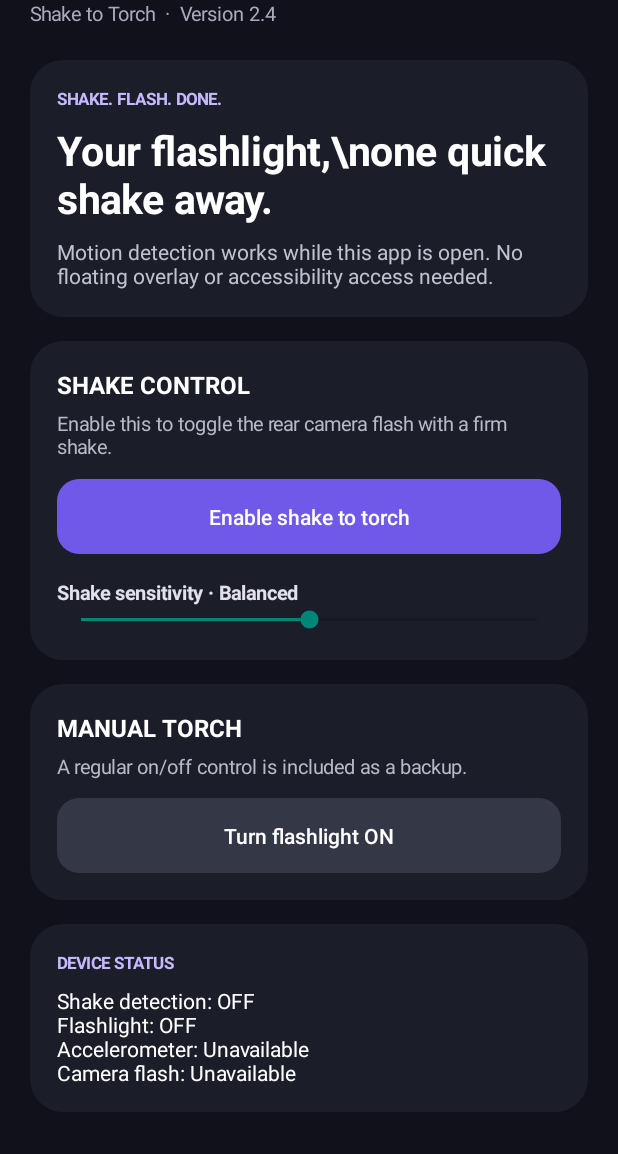
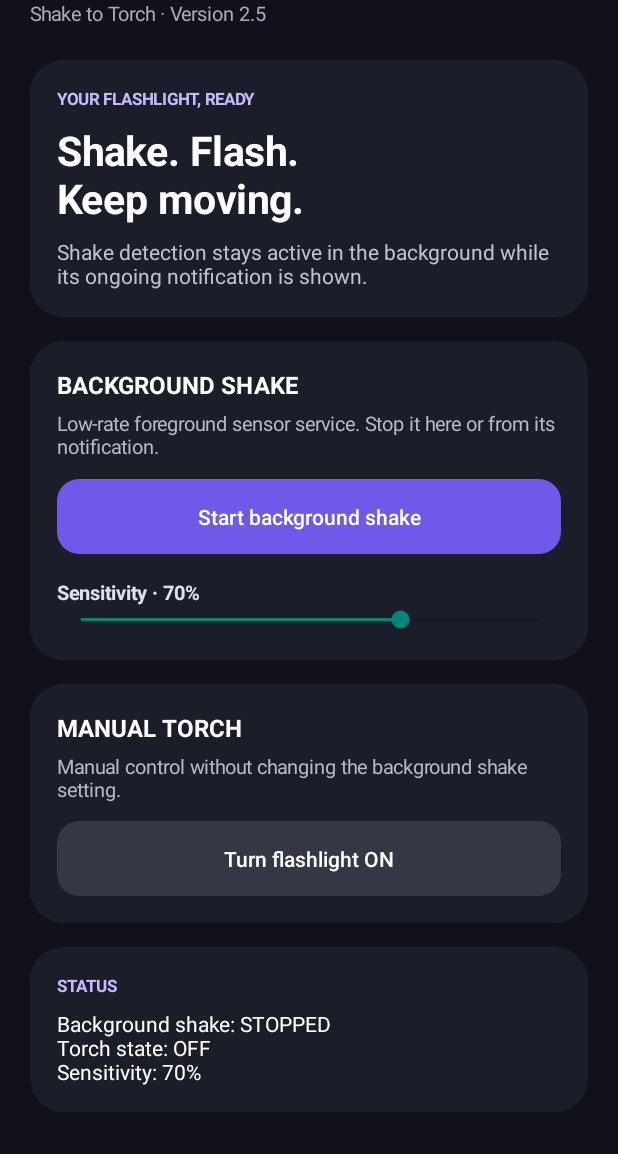
Before and after one commit to JagadeeshO11/Boltt_updates, an Android app: the screen it shows after launch (MainActivity), on a phone screen of 412 x 824 dp, the part 82-1236 px from its top. Run offline under Robolectric (Android 15) with nearby library versions, the phone set to English and light mode, and no system bars; 3 statements that could not run were skipped.

Commit message:
Add background shake torch controls with 70 percent default

```diff
--- a/app/src/main/java/com/jagadeesh/bolttisland/MainActivity.kt
+++ b/app/src/main/java/com/jagadeesh/bolttisland/MainActivity.kt
@@ -2,337 +2,196 @@ package com.jagadeesh.bolttisland
 
 import android.Manifest
 import android.app.Activity
+import android.content.BroadcastReceiver
 import android.content.Context
+import android.content.Intent
+import android.content.IntentFilter
 import android.content.pm.PackageManager
 import android.graphics.Color
 import android.graphics.Typeface
 import android.graphics.drawable.GradientDrawable
-import android.hardware.Sensor
-import android.hardware.SensorEvent
-import android.hardware.SensorEventListener
-import android.hardware.SensorManager
-import android.hardware.camera2.CameraCharacteristics
-import android.hardware.camera2.CameraManager
 import android.os.Build
 import android.os.Bundle
-import android.os.SystemClock
-import android.os.VibrationEffect
-import android.os.Vibrator
-import android.os.VibratorManager
-import android.view.Gravity
 import android.view.View
 import android.widget.Button
 import android.widget.LinearLayout
 import android.widget.SeekBar
 import android.widget.TextView
 import android.widget.Toast
-import kotlin.math.sqrt
 
-/**
- * Boltt Island 2.4 - focused shake-to-torch build.
- *
- * Floating island / status-bar overlay code is intentionally left out of this
- * build. Android keeps ordinary application overlays below critical system
- * windows, so that approach cannot reliably surround the camera cutout.
- */
-class MainActivity : Activity(), SensorEventListener {
-    private lateinit var sensorManager: SensorManager
-    private lateinit var cameraManager: CameraManager
-    private var flashCameraId: String? = null
-    private var shakeEnabled = false
-    private var torchEnabled = false
-    private var threshold = 2.6f
-    private var lastShakeAt = 0L
-    private var lastMagnitude = SensorManager.GRAVITY_EARTH
-    private lateinit var statusText: TextView
-    private lateinit var shakeButton: Button
+class MainActivity : Activity() {
+    private lateinit var status: TextView
+    private lateinit var runButton: Button
     private lateinit var torchButton: Button
-    private lateinit var sensitivityText: TextView
+    private lateinit var sensitivityLabel: TextView
+    private var running = false
+    private var torchOn = false
+    private var sensitivity = 70
 
-    private fun dp(value: Int) = (value * resources.displayMetrics.density).toInt()
-
-    private fun rounded(color: Int, radius: Int = 18) = GradientDrawable().apply {
-        setColor(color)
-        cornerRadius = dp(radius).toFloat()
+    private val receiver = object : BroadcastReceiver() {
+        override fun onReceive(context: Context?, intent: Intent?) {
+            if (intent?.action != ShakeTorchService.ACTION_STATE) return
+            running = intent.getBooleanExtra(ShakeTorchService.EXTRA_RUNNING, running)
+            torchOn = intent.getBooleanExtra(ShakeTorchService.EXTRA_TORCH, torchOn)
+            render()
+        }
     }
 
-    private fun text(value: String, size: Float, color: Int, bold: Boolean = false) =
+    private fun dp(v: Int) = (v * resources.displayMetrics.density).toInt()
+    private fun bg(color: Int, radius: Int = 18) = GradientDrawable().apply {
+        setColor(color); cornerRadius = dp(radius).toFloat()
+    }
+    private fun txt(s: String, size: Float, color: Int, bold: Boolean = false) =
         TextView(this).apply {
-            text = value
-            textSize = size
-            setTextColor(color)
+            text = s; textSize = size; setTextColor(color)
             if (bold) setTypeface(typeface, Typeface.BOLD)
         }
-
     private fun card() = LinearLayout(this).apply {
         orientation = LinearLayout.VERTICAL
         setPadding(dp(18), dp(18), dp(18), dp(18))
-        background = rounded(0xFF1B1D29.toInt(), 22)
+        background = bg(0xFF1B1D29.toInt(), 22)
     }
-
-    private fun button(value: String, primary: Boolean = false) = Button(this).apply {
-        text = value
-        isAllCaps = false
-        textSize = 14f
-        setTextColor(Color.WHITE)
-        background = rounded(if (primary) 0xFF7058E8.toInt() else 0xFF343746.toInt(), 15)
-        stateListAnimator = null
-        minHeight = dp(50)
+    private fun btn(s: String, primary: Boolean = false) = Button(this).apply {
+        text = s; isAllCaps = false; textSize = 14f; setTextColor(Color.WHITE)
+        background = bg(if (primary) 0xFF7058E8.toInt() else 0xFF343746.toInt(), 15)
+        stateListAnimator = null; minHeight = dp(50)
+    }
+    private fun gap(h: Int) = View(this).apply {
+        layoutParams = LinearLayout.LayoutParams(1, dp(h))
     }
 
     override fun onCreate(savedInstanceState: Bundle?) {
         super.onCreate(savedInstanceState)
         window.statusBarColor = 0xFF10111A.toInt()
         window.navigationBarColor = 0xFF10111A.toInt()
-        if (Build.VERSION.SDK_INT >= 29) {
-            window.isStatusBarContrastEnforced = false
-            window.isNavigationBarContrastEnforced = false
-        }
-        sensorManager = getSystemService(Context.SENSOR_SERVICE) as SensorManager
-        cameraManager = getSystemService(Context.CAMERA_SERVICE) as CameraManager
-        findFlashCamera()
-        buildScreen()
-        refreshUi()
-    }
-
-    private fun buildScreen() {
+        sensitivity = getPreferences(MODE_PRIVATE).getInt("sensitivity", 70).coerceIn(0, 100)
         val page = LinearLayout(this).apply {
             orientation = LinearLayout.VERTICAL
             setPadding(dp(20), dp(26), dp(20), dp(28))
             setBackgroundColor(0xFF10111A.toInt())
         }
-
-        val heading = LinearLayout(this).apply {
-            orientation = LinearLayout.VERTICAL
-        }
-        heading.addView(text("BOLTT ISLAND", 21f, Color.WHITE, true))
-        heading.addView(text("Shake to Torch  ·  Version 2.4", 13f, 0xFFAAAABD.toInt()))
-        page.addView(heading)
-        page.addView(space(22))
+        page.addView(txt("BOLTT ISLAND", 21f, Color.WHITE, true))
+        page.addView(txt("Shake to Torch · Version 2.5", 13f, 0xFFAAAABD.toInt()))
+        page.addView(gap(22))
 
         val hero = card()
-        hero.addView(text("SHAKE. FLASH. DONE.", 11f, 0xFFC6B9FF.toInt(), true))
-        hero.addView(space(9))
-        hero.addView(text("Your flashlight,\\none quick shake away.", 27f, Color.WHITE, true))
-        hero.addView(space(8))
-        hero.addView(text(
-            "Motion detection works while this app is open. No floating overlay or accessibility access needed.",
-            14f, 0xFFC0C1CE.toInt()
-        ))
-        page.addView(hero)
-        page.addView(space(16))
+        hero.addView(txt("YOUR FLASHLIGHT, READY", 11f, 0xFFC6B9FF.toInt(), true))
+        hero.addView(gap(9))
+        hero.addView(txt("Shake. Flash.\nKeep moving.", 27f, Color.WHITE, true))
+        hero.addView(gap(8))
+        hero.addView(txt("Shake detection stays active in the background while its ongoing notification is shown.", 14f, 0xFFC0C1CE.toInt()))
+        page.addView(hero); page.addView(gap(16))
 
-        val control = card()
-        control.addView(text("SHAKE CONTROL", 16f, Color.WHITE, true))
-        control.addView(space(6))
-        control.addView(text("Enable this to toggle the rear camera flash with a firm shake.", 13f, 0xFFB8B9C7.toInt()))
-        control.addView(space(13))
-        shakeButton = button("Enable shake to torch", true)
-        control.addView(shakeButton, LinearLayout.LayoutParams(-1, dp(50)))
-        shakeButton.setOnClickListener { requestOrToggleShake() }
-        control.addView(space(17))
-        sensitivityText = text("Shake sensitivity · Balanced", 13f, 0xFFE2E0EC.toInt(), true)
-        control.addView(sensitivityText)
-        val sensitivity = SeekBar(this).apply {
-            max = 20
-            progress = 10
-        }
-        control.addView(sensitivity)
-        sensitivity.setOnSeekBarChangeListener(object : SeekBar.OnSeekBarChangeListener {
-            override fun onProgressChanged(seekBar: SeekBar?, progress: Int, fromUser: Boolean) {
-                // Higher progress means a lighter shake is required.
-                threshold = 3.5f - progress * 0.09f
-                val label = when {
-                    progress < 6 -> "Firm"
-                    progress > 14 -> "Sensitive"
-                    else -> "Balanced"
-                }
-                sensitivityText.text = "Shake sensitivity · $label"
+        val controls = card()
+        controls.addView(txt("BACKGROUND SHAKE", 16f, Color.WHITE, true))
+        controls.addView(gap(6))
+        controls.addView(txt("Low-rate foreground sensor service. Stop it here or from its notification.", 13f, 0xFFB8B9C7.toInt()))
+        controls.addView(gap(13))
+        runButton = btn("Start background shake", true)
+        controls.addView(runButton, LinearLayout.LayoutParams(-1, dp(50)))
+        runButton.setOnClickListener { startOrStop() }
+        controls.addView(gap(17))
+        sensitivityLabel = txt("Sensitivity · 70%", 13f, 0xFFE2E0EC.toInt(), true)
+        controls.addView(sensitivityLabel)
+        val seek = SeekBar(this).apply { max = 100; progress = sensitivity }
+        controls.addView(seek)
+        seek.setOnSeekBarChangeListener(object : SeekBar.OnSeekBarChangeListener {
+            override fun onProgressChanged(bar: SeekBar?, value: Int, fromUser: Boolean) {
+                sensitivity = value
+                sensitivityLabel.text = "Sensitivity · " + value + "%"
+                getPreferences(MODE_PRIVATE).edit().putInt("sensitivity", value).apply()
+                if (fromUser && running) sendService(ShakeTorchService.ACTION_SET_SENSITIVITY, value)
             }
-            override fun onStartTrackingTouch(seekBar: SeekBar?) {}
-            override fun onStopTrackingTouch(seekBar: SeekBar?) {}
+            override fun onStartTrackingTouch(bar: SeekBar?) {}
+            override fun onStopTrackingTouch(bar: SeekBar?) {}
         })
-        page.addView(control)
-        page.addView(space(16))
+        page.addView(controls); page.addView(gap(16))
 
         val torch = card()
-        torch.addView(text("MANUAL TORCH", 16f, Color.WHITE, true))
-        torch.addView(space(6))
-        torch.addView(text("A regular on/off control is included as a backup.", 13f, 0xFFB8B9C7.toInt()))
-        torch.addView(space(12))
-        torchButton = button("Turn flashlight ON")
+        torch.addView(txt("MANUAL TORCH", 16f, Color.WHITE, true))
+        torch.addView(gap(6))
+        torch.addView(txt("Manual control without changing the background shake setting.", 13f, 0xFFB8B9C7.toInt()))
+        torch.addView(gap(12))
+        torchButton = btn("Turn flashlight ON")
         torch.addView(torchButton, LinearLayout.LayoutParams(-1, dp(50)))
-        torchButton.setOnClickListener { requestOrToggleTorch() }
-        page.addView(torch)
-        page.addView(space(16))
+        torchButton.setOnClickListener {
+            if (checkSelfPermission(Manifest.permission.CAMERA) != PackageManager.PERMISSION_GRANTED)
+                requestPermissions(arrayOf(Manifest.permission.CAMERA), REQUEST_CAMERA)
+            else sendService(ShakeTorchService.ACTION_TOGGLE_TORCH)
+        }
+        page.addView(torch); page.addView(gap(16))
 
-        val status = card()
-        status.addView(text("DEVICE STATUS", 11f, 0xFFC6B9FF.toInt(), true))
-        status.addView(space(8))
-        statusText = text("Checking flashlight and motion sensor…", 14f, Color.WHITE)
-        status.addView(statusText)
-        page.addView(status)
-        page.addView(space(16))
-
-        val note = text(
-            "Privacy & battery\n• Motion sensor runs only while this screen is active.\n• Shake detection pauses when you leave the app.\n• No internet, analytics, background service or accessibility permission.\n• Flashlight is switched off when the app is closed.",
+        val stateCard = card()
+        stateCard.addView(txt("STATUS", 11f, 0xFFC6B9FF.toInt(), true))
+        stateCard.addView(gap(8))
+        status = txt("Checking service…", 14f, Color.WHITE)
+        stateCard.addView(status)
+        page.addView(stateCard); page.addView(gap(16))
+        page.addView(txt(
+            "BATTERY & SYSTEM SAFETY\n• 20 sensor samples/second with batching where supported.\n• No wake lock, network, analytics or auto-start after reboot.\n• If Android or another app is using the flash, this app will not take it over.\n• Ongoing notification is required for background operation.",
             12f, 0xFF9699AA.toInt()
-        )
-        note.setPadding(dp(4), dp(4), dp(4), dp(4))
-        page.addView(note)
-
+        ))
         setContentView(page)
+        render()
     }
 
-    private fun space(height: Int) = View(this).apply {
-        layoutParams = LinearLayout.LayoutParams(1, dp(height))
+    private fun startOrStop() {
+        if (running) {
+            sendService(ShakeTorchService.ACTION_STOP)
+            running = false; render(); return
+        }
+        if (checkSelfPermission(Manifest.permission.CAMERA) != PackageManager.PERMISSION_GRANTED) {
+            requestPermissions(arrayOf(Manifest.permission.CAMERA), REQUEST_CAMERA); return
+        }
+        if (Build.VERSION.SDK_INT >= 33 &&
+            checkSelfPermission(Manifest.permission.POST_NOTIFICATIONS) != PackageManager.PERMISSION_GRANTED) {
+            requestPermissions(arrayOf(Manifest.permission.POST_NOTIFICATIONS), REQUEST_NOTIFICATIONS); return
+        }
+        startForegroundService(Intent(this, ShakeTorchService::class.java)
+            .setAction(ShakeTorchService.ACTION_START)
+            .putExtra(ShakeTorchService.EXTRA_SENSITIVITY, sensitivity))
+        running = true; render()
     }
 
-    private fun findFlashCamera() {
-        flashCameraId = try {
-            cameraManager.cameraIdList.firstOrNull { id ->
-                cameraManager.getCameraCharacteristics(id)
-                    .get(CameraCharacteristics.FLASH_INFO_AVAILABLE) == true
-            }
-        } catch (_: Exception) { null }
+    private fun sendService(action: String, value: Int? = null) {
+        val i = Intent(this, ShakeTorchService::class.java).setAction(action)
+        if (value != null) i.putExtra(ShakeTorchService.EXTRA_SENSITIVITY, value)
+        startService(i)
     }
 
-    private fun requestOrToggleShake() {
-        if (checkSelfPermission(Manifest.permission.CAMERA) != PackageManager.PERMISSION_GRANTED) {
-            requestPermissions(arrayOf(Manifest.permission.CAMERA), REQUEST_SHAKE)
-            return
-        }
-        setShakeEnabled(!shakeEnabled)
-    }
-
-    private fun requestOrToggleTorch() {
-        if (checkSelfPermission(Manifest.permission.CAMERA) != PackageManager.PERMISSION_GRANTED) {
-            requestPermissions(arrayOf(Manifest.permission.CAMERA), REQUEST_TORCH)
-            return
-        }
-        setTorch(!torchEnabled)
-    }
-
-    private fun setShakeEnabled(enabled: Boolean) {
-        if (enabled) {
-            val sensor = sensorManager.getDefaultSensor(Sensor.TYPE_ACCELEROMETER)
-            if (sensor == null) {
-                Toast.makeText(this, "This phone has no accelerometer.", Toast.LENGTH_LONG).show()
-                return
-            }
-            shakeEnabled = sensorManager.registerListener(this, sensor, SensorManager.SENSOR_DELAY_GAME)
-            if (!shakeEnabled) Toast.makeText(this, "Could not start motion detection.", Toast.LENGTH_SHORT).show()
-        } else {
-            shakeEnabled = false
-            sensorManager.unregisterListener(this)
-        }
-        refreshUi()
-    }
-
-    private fun setTorch(enabled: Boolean) {
-        if (flashCameraId == null) findFlashCamera()
-        val id = flashCameraId
-        if (id == null) {
-            Toast.makeText(this, "No camera flash was detected.", Toast.LENGTH_LONG).show()
-            return
-        }
-        try {
-            cameraManager.setTorchMode(id, enabled)
-            torchEnabled = enabled
-            refreshUi()
-            if (enabled) vibrateBriefly()
-        } catch (_: Exception) {
-            torchEnabled = false
-            refreshUi()
-            Toast.makeText(this, "Flashlight is unavailable. Close apps using the camera and retry.", Toast.LENGTH_LONG).show()
-        }
-    }
-
-    private fun vibrateBriefly() {
-        try {
-            val vibrator = if (Build.VERSION.SDK_INT >= 31) {
-                (getSystemService(Context.VIBRATOR_MANAGER_SERVICE) as VibratorManager).defaultVibrator
-            } else {
-                @Suppress("DEPRECATION")
-                getSystemService(Context.VIBRATOR_SERVICE) as Vibrator
-            }
-            if (vibrator.hasVibrator()) {
-                if (Build.VERSION.SDK_INT >= 26) vibrator.vibrate(VibrationEffect.createOneShot(35, 70))
-                else {
-                    @Suppress("DEPRECATION")
-                    vibrator.vibrate(35)
-                }
-            }
-        } catch (_: Exception) { /* Haptic feedback is optional. */ }
-    }
-
-    override fun onSensorChanged(event: SensorEvent?) {
-        if (!shakeEnabled || event?.sensor?.type != Sensor.TYPE_ACCELEROMETER) return
-        val x = event.values[0]
-        val y = event.values[1]
-        val z = event.values[2]
-        val magnitude = sqrt(x * x + y * y + z * z)
-        val delta = kotlin.math.abs(magnitude - lastMagnitude)
-        lastMagnitude = magnitude
-        val now = SystemClock.elapsedRealtime()
-        if (delta > threshold && now - lastShakeAt > 1300L) {
-            lastShakeAt = now
-            if (checkSelfPermission(Manifest.permission.CAMERA) == PackageManager.PERMISSION_GRANTED) {
-                setTorch(!torchEnabled)
-            }
-        }
-    }
-
-    override fun onAccuracyChanged(sensor: Sensor?, accuracy: Int) {}
-
-    private fun refreshUi() {
-        if (!::statusText.isInitialized) return
-        val sensorAvailable = sensorManager.getDefaultSensor(Sensor.TYPE_ACCELEROMETER) != null
-        val flashAvailable = flashCameraId != null
-        statusText.text = "Shake detection: ${if (shakeEnabled) "ON" else "OFF"}\n" +
-            "Flashlight: ${if (torchEnabled) "ON" else "OFF"}\n" +
-            "Accelerometer: ${if (sensorAvailable) "Available" else "Unavailable"}\n" +
-            "Camera flash: ${if (flashAvailable) "Available" else "Unavailable"}"
-        shakeButton.text = if (shakeEnabled) "Disable shake to torch" else "Enable shake to torch"
-        torchButton.text = if (torchEnabled) "Turn flashlight OFF" else "Turn flashlight ON"
-    }
-
-    override fun onRequestPermissionsResult(requestCode: Int, permissions: Array<out String>, grantResults: IntArray) {
-        super.onRequestPermissionsResult(requestCode, permissions, grantResults)
-        if (grantResults.firstOrNull() == PackageManager.PERMISSION_GRANTED) {
-            when (requestCode) {
-                REQUEST_SHAKE -> setShakeEnabled(true)
-                REQUEST_TORCH -> setTorch(!torchEnabled)
-            }
-        } else if (requestCode == REQUEST_SHAKE || requestCode == REQUEST_TORCH) {
-            Toast.makeText(this, "Camera permission is required to control the flashlight.", Toast.LENGTH_LONG).show()
-        }
+    private fun render() {
+        if (!::status.isInitialized) return
+        status.text = "Background shake: " + (if (running) "RUNNING" else "STOPPED") +
+            "\nTorch state: " + (if (torchOn) "ON" else "OFF") +
+            "\nSensitivity: " + sensitivity + "%"
+        runButton.text = if (running) "Stop background shake" else "Start background shake"
+        torchButton.text = if (torchOn) "Turn flashlight OFF" else "Turn flashlight ON"
+        sensitivityLabel.text = "Sensitivity · " + sensitivity + "%"
     }
 
     override fun onResume() {
         super.onResume()
-        if (shakeEnabled && checkSelfPermission(Manifest.permission.CAMERA) == PackageManager.PERMISSION_GRANTED) {
-            val sensor = sensorManager.getDefaultSensor(Sensor.TYPE_ACCELEROMETER)
-            if (sensor != null) sensorManager.registerListener(this, sensor, SensorManager.SENSOR_DELAY_GAME)
-        }
+        val filter = IntentFilter(ShakeTorchService.ACTION_STATE)
+        if (Build.VERSION.SDK_INT >= 33) registerReceiver(receiver, filter, RECEIVER_NOT_EXPORTED)
+        else @Suppress("DEPRECATION") registerReceiver(receiver, filter)
+        sendBroadcast(Intent(ShakeTorchService.ACTION_QUERY).setPackage(packageName))
     }
 
     override fun onPause() {
-        sensorManager.unregisterListener(this)
+        try { unregisterReceiver(receiver) } catch (_: Exception) {}
         super.onPause()
     }
 
-    override fun onDestroy() {
-        sensorManager.unregisterListener(this)
-        if (torchEnabled) {
-            try { flashCameraId?.let { cameraManager.setTorchMode(it, false) } } catch (_: Exception) {}
-            torchEnabled = false
+    override fun onRequestPermissionsResult(code: Int, permissions: Array<out String>, results: IntArray) {
+        super.onRequestPermissionsResult(code, permissions, results)
+        if (results.firstOrNull() != PackageManager.PERMISSION_GRANTED) {
+            Toast.makeText(this, "Permission not granted.", Toast.LENGTH_SHORT).show(); return
         }
-        super.onDestroy()
+        if (code == REQUEST_CAMERA || code == REQUEST_NOTIFICATIONS) startOrStop()
     }
 
     companion object {
-        private const val REQUEST_SHAKE = 21
-        private const val REQUEST_TORCH = 22
+        private const val REQUEST_CAMERA = 31
+        private const val REQUEST_NOTIFICATIONS = 32
     }
 }
```
